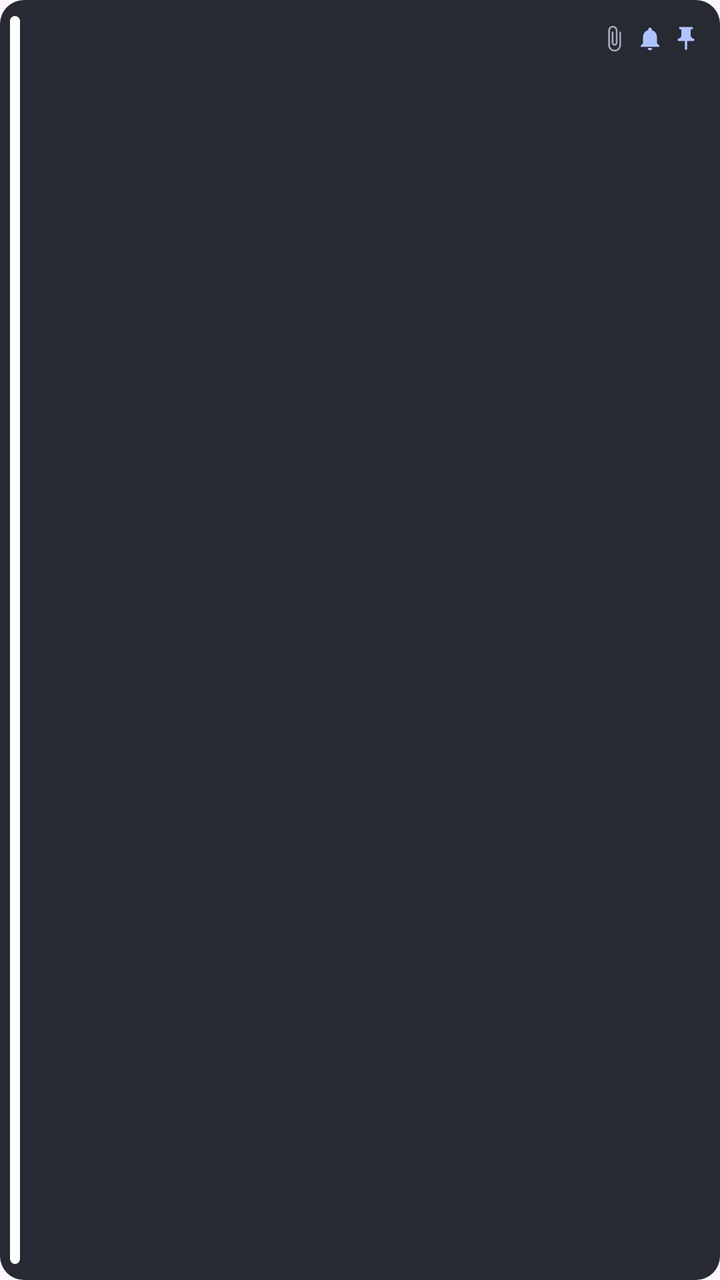
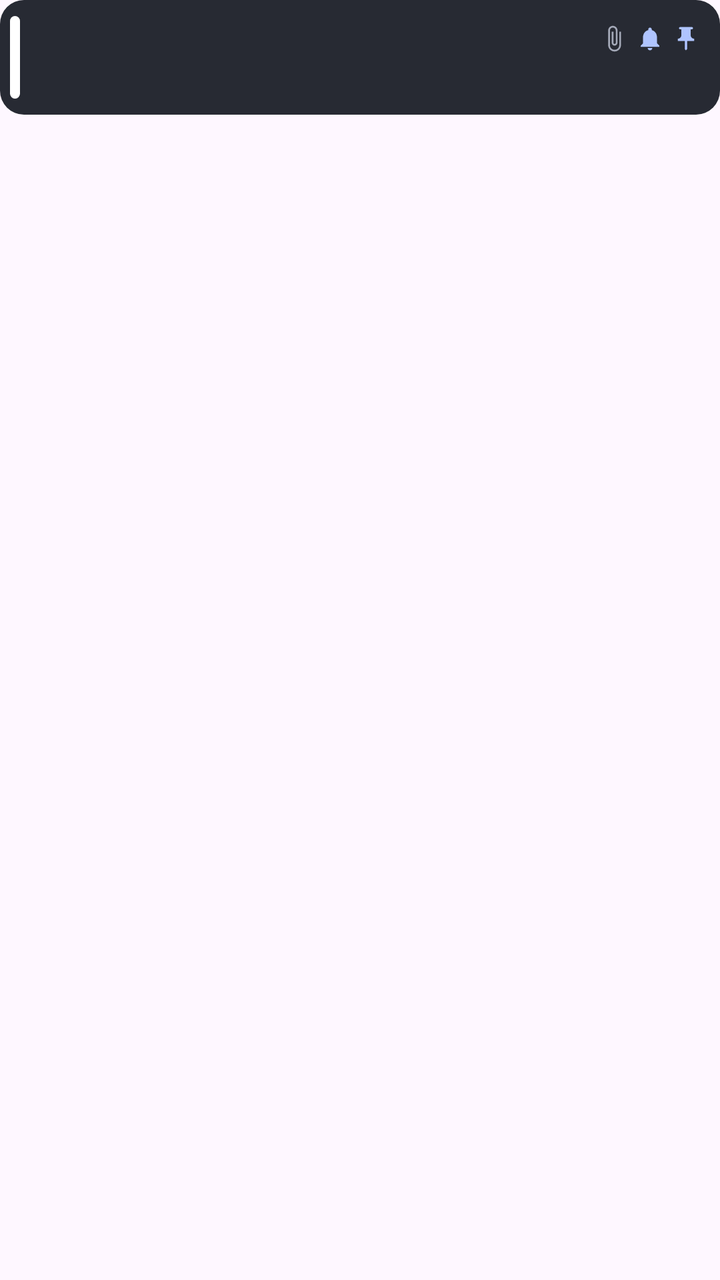

The first picture is an Android layout as it rendered before a commit; the second is the same layout after the commit. The layout source and the unified diff follow.
<!-- AndroidManifest.xml: application theme Theme.JoshNotes -->
<!-- res/layout/widget_item_dark.xml -->
<?xml version="1.0" encoding="utf-8"?>
<LinearLayout xmlns:android="http://schemas.android.com/apk/res/android"
    android:id="@+id/widget_item"
    android:layout_width="match_parent"
    android:layout_height="wrap_content"
    android:background="@drawable/widget_item_bg_dark"
    android:orientation="horizontal">
    <ImageView
        android:id="@+id/widget_item_color"
        android:layout_width="5dp"
        android:layout_height="match_parent"
        android:layout_marginVertical="8dp"
        android:layout_marginStart="5dp"
        android:importantForAccessibility="no"
        android:scaleType="fitXY"
        android:src="@drawable/widget_strip" />
    <LinearLayout
        android:layout_width="0dp"
        android:layout_height="wrap_content"
        android:layout_weight="1"
        android:orientation="vertical"
        android:padding="10dp">
        <LinearLayout
            android:layout_width="match_parent"
            android:layout_height="wrap_content"
            android:gravity="center_vertical"
            android:orientation="horizontal">
            <TextView
                android:id="@+id/widget_item_title"
                android:layout_width="0dp"
                android:layout_height="wrap_content"
                android:layout_weight="1"
                android:ellipsize="end"
                android:maxLines="1"
                android:textColor="@color/widget_text_dark"
                android:textSize="14sp"
                android:textStyle="bold" />
            <ImageView
                android:id="@+id/widget_item_clip"
                android:layout_width="14dp"
                android:layout_height="14dp"
                android:layout_marginStart="4dp"
                android:importantForAccessibility="no"
                android:src="@drawable/ic_attach_widget_dark" />
            <ImageView
                android:id="@+id/widget_item_bell"
                android:layout_width="14dp"
                android:layout_height="14dp"
                android:layout_marginStart="4dp"
                android:importantForAccessibility="no"
                android:src="@drawable/ic_bell_widget_dark" />
            <ImageView
                android:id="@+id/widget_item_pin"
                android:layout_width="14dp"
                android:layout_height="14dp"
                android:layout_marginStart="4dp"
                android:importantForAccessibility="no"
                android:src="@drawable/ic_pin_small_dark" />
        </LinearLayout>
        <TextView
            android:id="@+id/widget_item_body"
            android:layout_width="match_parent"
            android:layout_height="wrap_content"
            android:layout_marginTop="2dp"
            android:ellipsize="end"
            android:maxLines="3"
            android:textColor="@color/widget_subtext_dark"
            android:textSize="12sp" />
    </LinearLayout>
</LinearLayout>
<!-- resources referenced by this layout -->
<resources>
  <color name="widget_subtext_dark">#A4A9B8</color>
  <color name="widget_text_dark">#E6E8F0</color>
  <!-- drawable ic_attach_widget_dark (drawable) -->
  <vector xmlns:android="http://schemas.android.com/apk/res/android" android:width="24dp" android:height="24dp" android:viewportWidth="24" android:viewportHeight="24">
      <path android:fillColor="@color/widget_subtext_dark" android:pathData="M16.5,6v11.5c0,2.21 -1.79,4 -4,4s-4,-1.79 -4,-4V5c0,-1.38 1.12,-2.5 2.5,-2.5s2.5,1.12 2.5,2.5v10.5c0,0.55 -0.45,1 -1,1s-1,-0.45 -1,-1V6H10v9.5c0,1.38 1.12,2.5 2.5,2.5s2.5,-1.12 2.5,-2.5V5c0,-2.21 -1.79,-4 -4,-4S7,2.79 7,5v12.5c0,3.04 2.46,5.5 5.5,5.5s5.5,-2.46 5.5,-5.5V6h-1.5z"/>
  </vector>
  <!-- drawable ic_bell_widget_dark (drawable) -->
  <vector xmlns:android="http://schemas.android.com/apk/res/android" android:width="16dp" android:height="16dp" android:viewportWidth="24" android:viewportHeight="24">
      <path android:fillColor="@color/widget_accent_dark" android:pathData="M12,22c1.1,0 2,-0.9 2,-2h-4c0,1.1 0.89,2 2,2zM18,16v-5c0,-3.07 -1.64,-5.64 -4.5,-6.32V4c0,-0.83 -0.67,-1.5 -1.5,-1.5s-1.5,0.67 -1.5,1.5v0.68C7.63,5.36 6,7.92 6,11v5l-2,2v1h16v-1l-2,-2z"/>
  </vector>
  <!-- drawable ic_pin_small_dark (drawable) -->
  <vector xmlns:android="http://schemas.android.com/apk/res/android" android:width="16dp" android:height="16dp" android:viewportWidth="24" android:viewportHeight="24">
      <path android:fillColor="@color/widget_accent_dark" android:pathData="M16,9V4h1c0.55,0 1,-0.45 1,-1s-0.45,-1 -1,-1H7C6.45,2 6,2.45 6,3s0.45,1 1,1h1v5c0,1.66 -1.34,3 -3,3v2h5.97v7l1,1l1,-1v-7H19v-2C17.34,12 16,10.66 16,9z"/>
  </vector>
  <!-- drawable widget_item_bg_dark (drawable) -->
  <?xml version="1.0" encoding="utf-8"?>
  <shape xmlns:android="http://schemas.android.com/apk/res/android" android:shape="rectangle">
      <solid android:color="@color/widget_card_dark" />
      <corners android:radius="12dp" />
  </shape>
  <!-- drawable widget_strip (drawable) -->
  <?xml version="1.0" encoding="utf-8"?>
  <shape xmlns:android="http://schemas.android.com/apk/res/android" android:shape="rectangle">
      <solid android:color="#FFFFFFFF" />
      <corners android:radius="3dp" />
  </shape>
  <style name="Theme.JoshNotes" parent="Theme.Material3.DayNight.NoActionBar">
          <item name="colorPrimary">@color/seed</item>
          <item name="osContentOverlay">@style/ThemeOverlay.JoshNotes.None</item>
      </style>
  <color name="widget_accent_dark">#AFC4FF</color>
  <color name="widget_card_dark">#272A33</color>
  <color name="seed">#3F6AD8</color>
  <style name="ThemeOverlay.JoshNotes.None" parent="" />
</resources>

<!-- the commit's change to res/layout/widget_item_dark.xml (unified diff, before → after) -->
@@ -1,5 +1,10 @@
 <?xml version="1.0" encoding="utf-8"?>
-<LinearLayout xmlns:android="http://schemas.android.com/apk/res/android"
+<FrameLayout xmlns:android="http://schemas.android.com/apk/res/android"
+    android:id="@+id/widget_item_spacer"
+    android:layout_width="match_parent"
+    android:layout_height="wrap_content"
+    android:paddingBottom="6dp">
+<LinearLayout
     android:id="@+id/widget_item"
     android:layout_width="match_parent"
     android:layout_height="wrap_content"
@@ -68,3 +73,4 @@
             android:textSize="12sp" />
     </LinearLayout>
 </LinearLayout>
+</FrameLayout>
